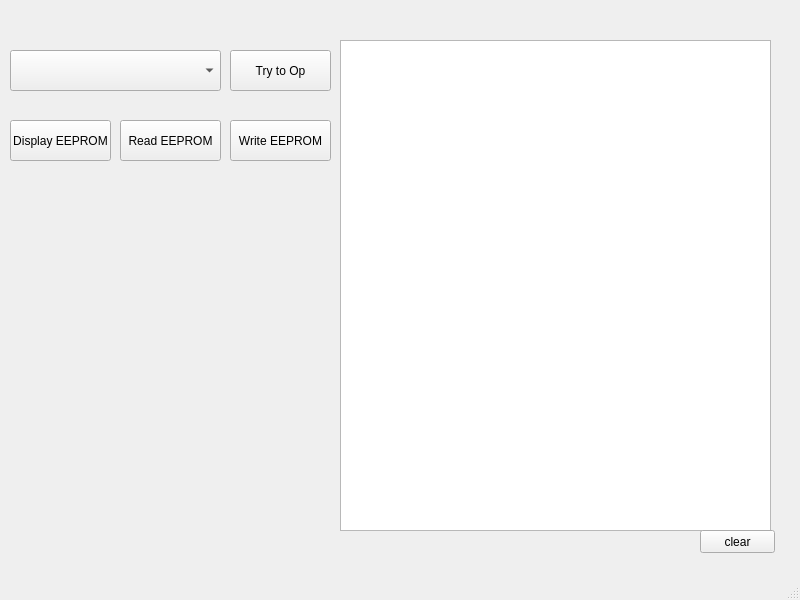
Above: QT_ECAT_tool/my_soemtest/mainwindow.ui from jiexunzh/EtherCAT-Study before the change. Below: the same form after it.
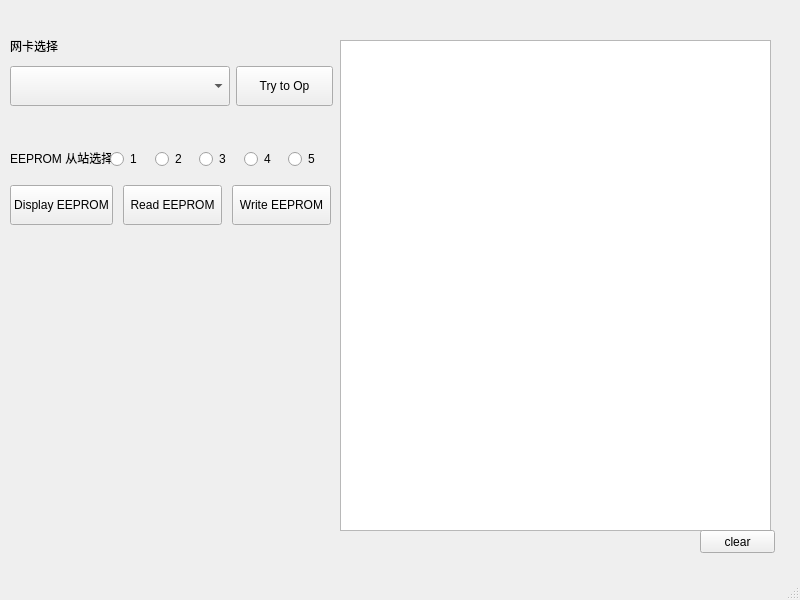
That is the form after the change.

Commit message: 更新QT UI布局

```diff
--- a/QT_ECAT_tool/my_soemtest/mainwindow.ui
+++ b/QT_ECAT_tool/my_soemtest/mainwindow.ui
@@ -14,29 +14,6 @@
    <string>MainWindow</string>
   </property>
   <widget class="QWidget" name="centralwidget">
-   <widget class="QComboBox" name="eth_comboBox">
-    <property name="geometry">
-     <rect>
-      <x>10</x>
-      <y>50</y>
-      <width>211</width>
-      <height>41</height>
-     </rect>
-    </property>
-   </widget>
-   <widget class="QPushButton" name="con_pushButton">
-    <property name="geometry">
-     <rect>
-      <x>230</x>
-      <y>50</y>
-      <width>101</width>
-      <height>41</height>
-     </rect>
-    </property>
-    <property name="text">
-     <string>Try to Op</string>
-    </property>
-   </widget>
    <widget class="QTextBrowser" name="textBrowser">
     <property name="geometry">
      <rect>
@@ -60,44 +37,194 @@
      <string>clear</string>
     </property>
    </widget>
-   <widget class="QPushButton" name="eepdisp_pushButton">
+   <widget class="QWidget" name="">
     <property name="geometry">
      <rect>
       <x>10</x>
-      <y>120</y>
-      <width>101</width>
-      <height>41</height>
+      <y>180</y>
+      <width>321</width>
+      <height>51</height>
      </rect>
     </property>
+    <layout class="QHBoxLayout" name="horizontalLayout" stretch="0,0,0">
+     <property name="spacing">
+      <number>10</number>
+     </property>
+     <property name="sizeConstraint">
+      <enum>QLayout::SetNoConstraint</enum>
+     </property>
+     <property name="leftMargin">
+      <number>0</number>
+     </property>
+     <property name="topMargin">
+      <number>0</number>
+     </property>
+     <property name="rightMargin">
+      <number>0</number>
+     </property>
+     <property name="bottomMargin">
+      <number>0</number>
+     </property>
+     <item>
+      <widget class="QPushButton" name="eepdisp_pushButton">
+       <property name="minimumSize">
+        <size>
+         <width>0</width>
+         <height>40</height>
+        </size>
+       </property>
+       <property name="text">
+        <string>Display EEPROM</string>
+       </property>
+      </widget>
+     </item>
+     <item>
+      <widget class="QPushButton" name="eepr_pushButton">
+       <property name="minimumSize">
+        <size>
+         <width>0</width>
+         <height>40</height>
+        </size>
+       </property>
+       <property name="text">
+        <string>Read EEPROM</string>
+       </property>
+      </widget>
+     </item>
+     <item>
+      <widget class="QPushButton" name="eepw_pushButton">
+       <property name="minimumSize">
+        <size>
+         <width>0</width>
+         <height>40</height>
+        </size>
+       </property>
+       <property name="text">
+        <string>Write EEPROM</string>
+       </property>
+       <property name="iconSize">
+        <size>
+         <width>16</width>
+         <height>16</height>
+        </size>
+       </property>
+       <property name="autoDefault">
+        <bool>false</bool>
+       </property>
+      </widget>
+     </item>
+    </layout>
+   </widget>
+   <widget class="QLabel" name="label">
+    <property name="geometry">
+     <rect>
+      <x>10</x>
+      <y>40</y>
+      <width>54</width>
+      <height>12</height>
+     </rect>
+    </property>
     <property name="text">
-     <string>Display EEPROM</string>
+     <string>网卡选择</string>
     </property>
    </widget>
-   <widget class="QPushButton" name="eepr_pushButton">
+   <widget class="QLabel" name="label_2">
     <property name="geometry">
      <rect>
-      <x>120</x>
-      <y>120</y>
+      <x>10</x>
+      <y>150</y>
       <width>101</width>
-      <height>41</height>
+      <height>16</height>
      </rect>
     </property>
     <property name="text">
-     <string>Read EEPROM</string>
+     <string>EEPROM 从站选择</string>
     </property>
    </widget>
-   <widget class="QPushButton" name="eepw_pushButton">
+   <widget class="QWidget" name="">
     <property name="geometry">
      <rect>
-      <x>230</x>
-      <y>120</y>
-      <width>101</width>
-      <height>41</height>
+      <x>10</x>
+      <y>60</y>
+      <width>323</width>
+      <height>52</height>
      </rect>
     </property>
-    <property name="text">
-     <string>Write EEPROM</string>
+    <layout class="QHBoxLayout" name="horizontalLayout_2">
+     <item>
+      <widget class="QComboBox" name="eth_comboBox">
+       <property name="minimumSize">
+        <size>
+         <width>220</width>
+         <height>40</height>
+        </size>
+       </property>
+      </widget>
+     </item>
+     <item>
+      <widget class="QPushButton" name="con_pushButton">
+       <property name="minimumSize">
+        <size>
+         <width>0</width>
+         <height>40</height>
+        </size>
+       </property>
+       <property name="text">
+        <string>Try to Op</string>
+       </property>
+      </widget>
+     </item>
+    </layout>
+   </widget>
+   <widget class="QWidget" name="">
+    <property name="geometry">
+     <rect>
+      <x>110</x>
+      <y>150</y>
+      <width>207</width>
+      <height>18</height>
+     </rect>
     </property>
+    <layout class="QHBoxLayout" name="horizontalLayout_3">
+     <property name="spacing">
+      <number>15</number>
+     </property>
+     <item>
+      <widget class="QRadioButton" name="radioButton">
+       <property name="text">
+        <string>1</string>
+       </property>
+      </widget>
+     </item>
+     <item>
+      <widget class="QRadioButton" name="radioButton_2">
+       <property name="text">
+        <string>2</string>
+       </property>
+      </widget>
+     </item>
+     <item>
+      <widget class="QRadioButton" name="radioButton_3">
+       <property name="text">
+        <string>3</string>
+       </property>
+      </widget>
+     </item>
+     <item>
+      <widget class="QRadioButton" name="radioButton_4">
+       <property name="text">
+        <string>4</string>
+       </property>
+      </widget>
+     </item>
+     <item>
+      <widget class="QRadioButton" name="radioButton_5">
+       <property name="text">
+        <string>5</string>
+       </property>
+      </widget>
+     </item>
+    </layout>
    </widget>
   </widget>
   <widget class="QMenuBar" name="menubar">
```
The commit also changes 1 other file.
